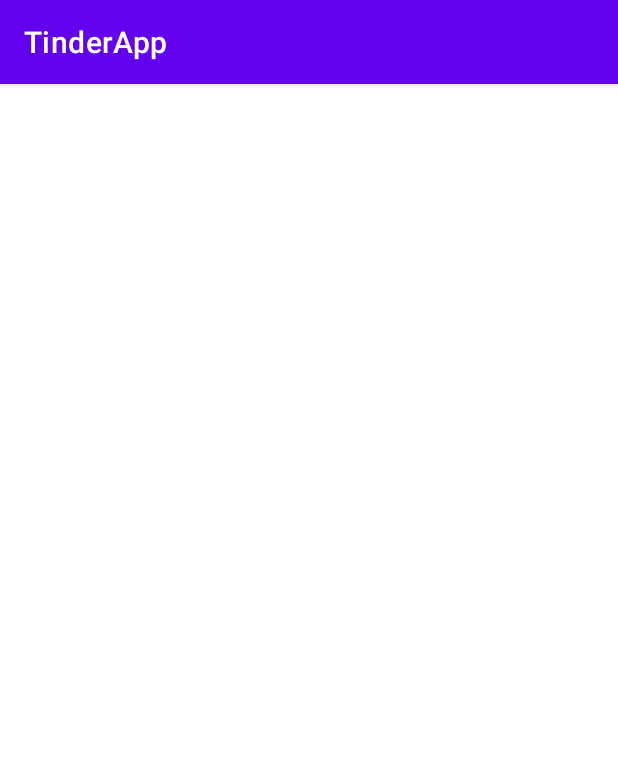
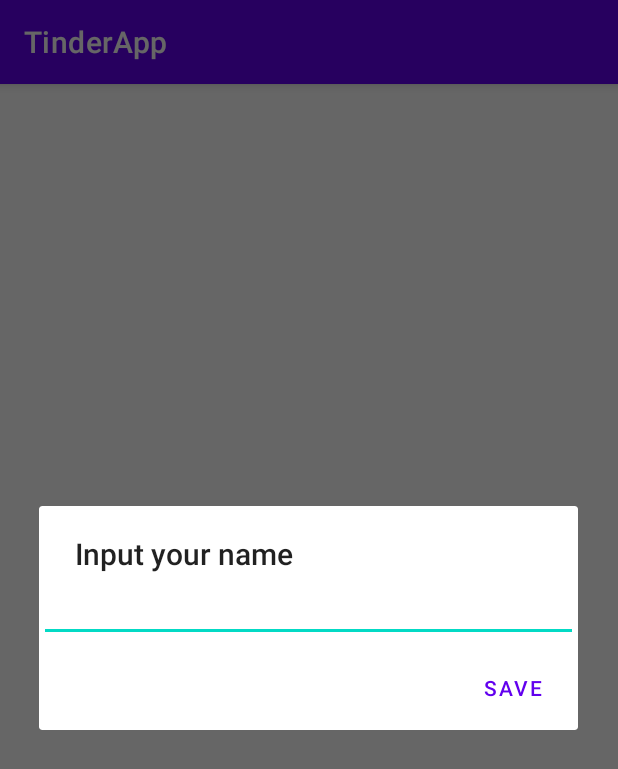
Before and after one commit to Null-Jump/TinderApp, an Android app: the screen it shows after launch once a user with an empty profile is signed in (LikeActivity), on a phone screen of 412 x 824 dp. Shown: the top 769 px of the screen. Run offline under Robolectric (Android 15) with nearby library versions, the phone set to English and light mode, and no system bars; our stand-ins replace Firebase (no records; nobody signed in at launch, a user with empty details on screens opened directly).

```diff
--- a/app/src/main/java/com/example/tinderapp/LikeActivity.kt
+++ b/app/src/main/java/com/example/tinderapp/LikeActivity.kt
@@ -2,12 +2,83 @@ package com.example.tinderapp
 
 import androidx.appcompat.app.AppCompatActivity
 import android.os.Bundle
+import android.widget.EditText
+import android.widget.Toast
+import androidx.appcompat.app.AlertDialog
+import com.google.firebase.auth.FirebaseAuth
+import com.google.firebase.database.DataSnapshot
+import com.google.firebase.database.DatabaseError
+import com.google.firebase.database.DatabaseReference
+import com.google.firebase.database.ValueEventListener
+import com.google.firebase.database.ktx.database
+import com.google.firebase.ktx.Firebase
 
 class LikeActivity : AppCompatActivity() {
+
+    private var auth: FirebaseAuth = FirebaseAuth.getInstance()
+    private lateinit var userDB: DatabaseReference
+
     override fun onCreate(savedInstanceState: Bundle?) {
         super.onCreate(savedInstanceState)
         setContentView(R.layout.activity_like)
+
+        userDB = Firebase.database.reference.child("Users")
+
+        val currentUserDB = userDB.child(getCurrentUserID())
+        // 값(Data)를 가져오기 위한 코드
+        currentUserDB.addListenerForSingleValueEvent(object : ValueEventListener {
+            //DB의 데이터가 수정되었을 때 실행되는 메소드
+            override fun onDataChange(snapshot: DataSnapshot) {
+                // 받아온 이름이 null인지 확인
+                if (snapshot.child("name").value == null) {
+                    showNameInputPopup()
+                    return
+                } else { // 유저정보를 갱신
+
+                }
+
+            }
+
+            override fun onCancelled(error: DatabaseError) {
+                TODO("Not yet implemented")
+            }
+        })
     }
 
+    private fun showNameInputPopup() {
+        val editText = EditText(this)
+
+        AlertDialog.Builder(this)
+            .setTitle("Input your name") // 얼럿다이얼로그 제목
+            .setView(editText) // 얼럿다이얼로그를 EditText 로 설정
+            .setPositiveButton("Save") { _, _ -> // 인자가 2개인 람다
+                if (editText.text.isEmpty()) { // editText 가 비어있다면 다시 얼럿다이얼로그를 호출
+                    showNameInputPopup()
+                } else { // editText 에 내용이 입력되었다면 해당 내용을 유저의 이름으로 설정
+                    saveUserName(editText.text.toString())
+                }
+            }
+            .setCancelable(false) // 취소를 하지 못하도록 설정
+            .show()
+    }
+
+    private fun saveUserName(name: String){
+        val userId = getCurrentUserID()
+        val currentUserDB = userDB.child(userId)
+        val user = mutableMapOf<String, Any>()
+        user["userId"] = userId
+        user["name"] = name
+        currentUserDB.updateChildren(user)
+    }
+
+    // 현재 User ID를 가져오기 위한 메소드
+    private fun getCurrentUserID(): String {
+        if (auth.currentUser == null) {
+            Toast.makeText(this, "Pleas try login again", Toast.LENGTH_SHORT).show()
+            finish() // 로그인 되어 있지 않다면 다시 메인액티비티로 넘어가서 로그인 액티비티가 나오게 하기 위한 finish()
+        }
+
+        return auth.currentUser?.uid.orEmpty()
+    }
 
 }
--- a/app/src/main/java/com/example/tinderapp/LoginActivity.kt
+++ b/app/src/main/java/com/example/tinderapp/LoginActivity.kt
@@ -58,7 +58,7 @@ class LoginActivity : AppCompatActivity() {
                     } else {
                         Toast.makeText(
                             this,
-                            "Fail Sign up, check you Email address",
+                            "Fail Sign up, check your Email address",
                             Toast.LENGTH_LONG
                         ).show()
                     }
@@ -182,5 +182,6 @@ class LoginActivity : AppCompatActivity() {
         user["userId"] = userId
         currentUserDB.updateChildren(user)
 
+        finish()
     }
 }
--- a/app/src/main/java/com/example/tinderapp/MainActivity.kt
+++ b/app/src/main/java/com/example/tinderapp/MainActivity.kt
@@ -7,7 +7,7 @@ import com.google.firebase.auth.FirebaseAuth
 
 class MainActivity : AppCompatActivity() {
 
-    private val auth: FirebaseAuth = FirebaseAuth.getInstance()
+    private  val auth: FirebaseAuth = FirebaseAuth.getInstance()
 
     override fun onCreate(savedInstanceState: Bundle?) {
         super.onCreate(savedInstanceState)
```
